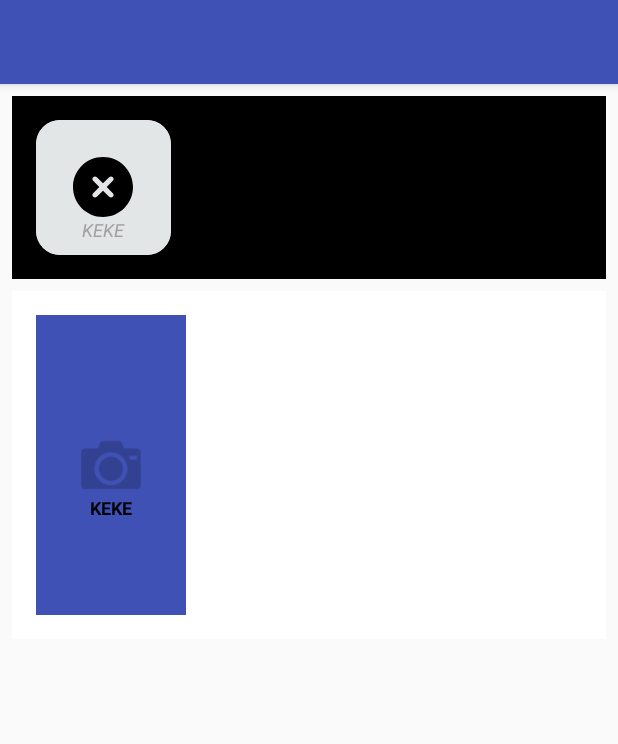
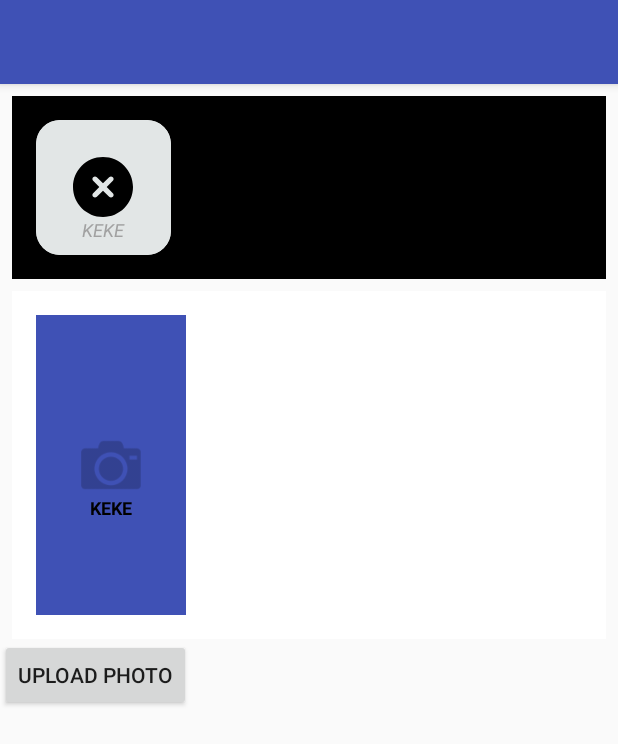
Before and after one commit to johnrevelator/ImagePickerView, an Android app: the layout activity_main.xml on its own in the app's theme, with its tools: preview values and no code run, on a phone screen of 412 x 824 dp. Shown: the top 744 px of the screen. Run offline under Robolectric (Android 15) with nearby library versions, the phone set to English and light mode, and no system bars.

```diff
--- a/app/src/main/AndroidManifest.xml
+++ b/app/src/main/AndroidManifest.xml
@@ -1,6 +1,7 @@
 <?xml version="1.0" encoding="utf-8"?>
 <manifest xmlns:android="http://schemas.android.com/apk/res/android"
     package="ru.vvdev.imagepicker">
+    <uses-permission android:name="android.permission.INTERNET" />
 
     <application
         android:allowBackup="true"
--- a/app/src/main/res/layout/activity_main.xml
+++ b/app/src/main/res/layout/activity_main.xml
@@ -21,7 +21,60 @@
 
     </android.support.design.widget.AppBarLayout>
 
-    <include layout="@layout/content_main" />
+
+    <ru.vvdev.imagepickerview.ImageChooseLayout
+        android:id="@+id/firstImPi"
+        android:layout_width="match_parent"
+        android:layout_height="wrap_content"
+        android:layout_marginStart="8dp"
+        android:layout_marginLeft="8dp"
+
+        android:layout_marginTop="8dp"
+        android:layout_marginEnd="8dp"
+        android:layout_marginRight="8dp"
+        app:backgroundView="@android:color/black"
+        app:close_btn_color="@android:color/white"
+        app:cornerRadius="16dp"
+        app:imageAdd="@drawable/ic_close_inside"
+        app:layout_constraintEnd_toEndOf="parent"
+        app:layout_constraintStart_toStartOf="parent"
+        app:layout_constraintTop_toTopOf="parent"
+        app:maxPhoto="3"
+        app:text="KEKE"
+        app:textSize="12sp"
+        app:textStyle="italic" />
+
+    <ru.vvdev.imagepickerview.ImageChooseLayout
+        android:id="@+id/secondImPi"
+        android:layout_width="match_parent"
+        android:layout_height="wrap_content"
+        android:layout_marginStart="8dp"
+        android:layout_marginLeft="8dp"
+
+        android:layout_marginTop="8dp"
+        android:layout_marginEnd="8dp"
+        android:layout_marginRight="8dp"
+
+        app:addHeight="40dp"
+        app:addWidth="40dp"
+        app:backAdd="@color/colorPrimary"
+        app:close_btn_color="@android:color/black"
+        app:cornerRadius="0dp"
+        app:layout_constraintEnd_toEndOf="parent"
+        app:layout_constraintStart_toStartOf="parent"
+        app:layout_constraintTop_toTopOf="parent"
+        app:text="KEKE"
+        app:textColor="@color/black"
+        app:textSize="12sp"
+        app:textStyle="bold"
+        app:viewHeight="200dp"
+        app:viewWidth="100dp" />
+
+    <Button
+        android:id="@+id/btnUploadPhoto"
+        android:layout_width="wrap_content"
+        android:layout_height="wrap_content"
+        android:text="Upload Photo" />
 
 
 </LinearLayout>
--- /dev/null
+++ b/imagepickerview/src/main/java/ru/vvdev/imagepickerview/EnTypePicker.kt
@@ -0,0 +1,5 @@
+package ru.vvdev.imagepickerview
+
+enum class EnTypePicker(val type: Int) {
+    PHOTO(0), GALLERY(1), PHOTO_AND_GALLERY(2)
+}
--- a/imagepickerview/src/main/java/ru/vvdev/imagepickerview/ImageAttr.kt
+++ b/imagepickerview/src/main/java/ru/vvdev/imagepickerview/ImageAttr.kt
@@ -7,7 +7,8 @@ class ImageAttr(
     var backClose: Int,
     var tintClose: Int,
     val addAttr: AddAttr,
-    val maxPhotos: Int,
-    val messageWhenMaxSize: String
-
+    var maxPhotos: Int,
+    val messageWhenMaxSize: String,
+    var canAddPhoto: Boolean,
+    val canDelete: Boolean
 )
--- a/imagepickerview/src/main/res/layout/content_main.xml
+++ b/imagepickerview/src/main/res/layout/content_main.xml
@@ -7,7 +7,6 @@
     app:layout_behavior="@string/appbar_scrolling_view_behavior">
 
     <ru.vvdev.imagepickerview.ImageChooseLayout
-
         android:layout_width="match_parent"
         android:layout_height="wrap_content"
         android:layout_marginStart="8dp"
--- a/imagepickerview/src/main/res/values/attrs.xml
+++ b/imagepickerview/src/main/res/values/attrs.xml
@@ -26,6 +26,9 @@
         </attr>
         <attr name="maxPhoto" format="integer" />
         <attr name="messageWhenMaxSize" format="reference|string" />
+        <attr name="canAddPhoto" format="boolean" />
+        <attr name="canDelete" format="boolean" />
+
 
 
     </declare-styleable>
```
Also changed, not shown: app/src/main/java/ru/vvdev/imagepicker/MainActivity.kt (+16 -2 lines), imagepickerview/src/main/java/ru/vvdev/imagepickerview/ImageActivity.kt (+7 -4 lines), imagepickerview/src/main/java/ru/vvdev/imagepickerview/ImageAddAdapter.kt (+20 -28 lines), imagepickerview/src/main/java/ru/vvdev/imagepickerview/ImageChooseLayout.kt (+64 -6 lines), 6 other files.
